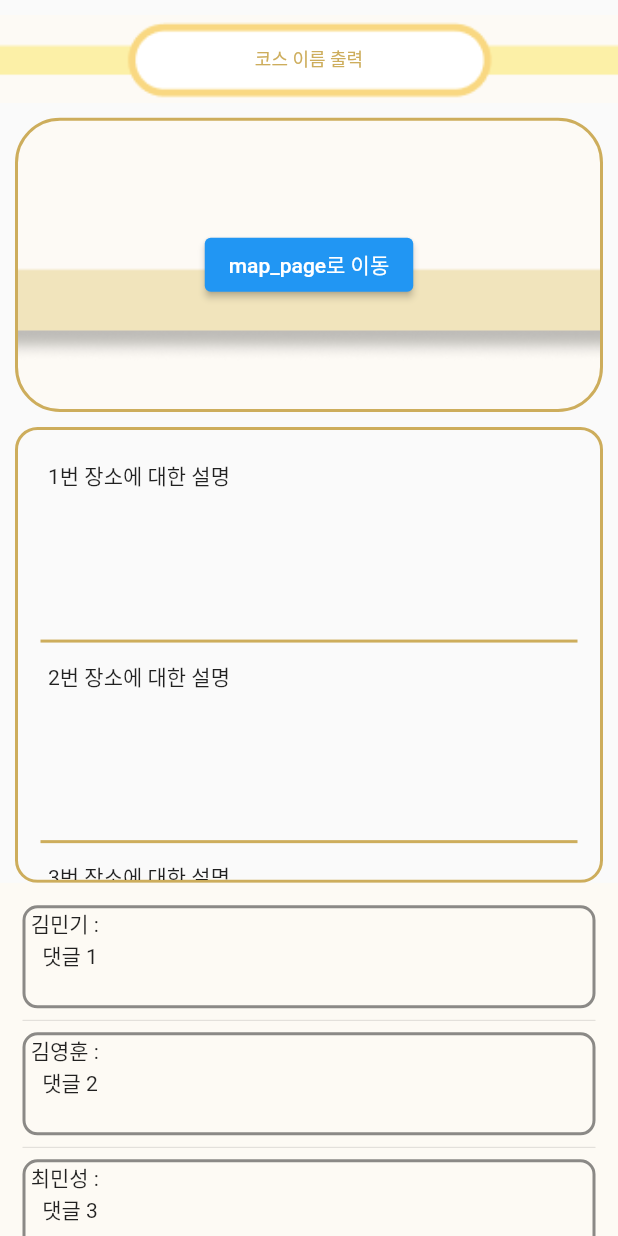
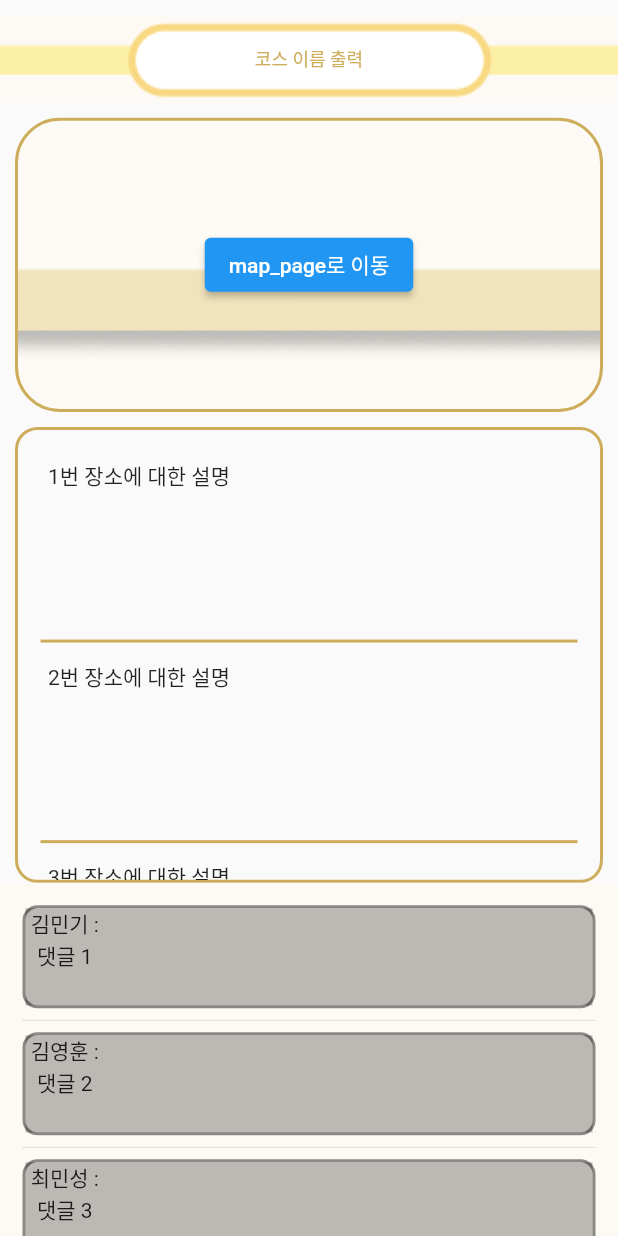
Before and after one commit to TeamStamp/Stamp_Frontend, a Flutter app: the GridViewPage screen opened directly, after a tap on "강남대학교 코스", on a phone screen of 412 x 824 dp. Run offline on Flutter 3.47's test engine with Material 2 defaults, Android fonts, the phone set to English and light mode, and no system bars; our stand-ins replace google_maps_flutter.

Commit message:
23.04.07 course_page.dart UI 재수정

```diff
--- a/lib/course_page.dart
+++ b/lib/course_page.dart
@@ -117,13 +117,18 @@ class _coursepageState extends State<coursepage> {
                         borderRadius: BorderRadius.circular(10),
                         border: Border.all(color: Colors.black45, width: 2)
                       ),
-                      alignment: Alignment.centerLeft,
                       height: MediaQuery.of(context).size.height/12,
-                      child: Column(
-                        children: [
-                          Text(' ${user[index]} :'),
-                          Text('   ${comment[index]}')
-                        ],
+                      child: Container(
+                        width: double.infinity,
+                        height: double.infinity,
+                        alignment: Alignment.centerLeft,
+                        color: Colors.black26,
+                        child: Column(
+                          children: [
+                            Text(' ${user[index]} :'),
+                            Text(' ${comment[index]}')
+                          ],
+                        ),
                       ),
                     );
                   },
--- a/lib/home_page.dart
+++ b/lib/home_page.dart
@@ -122,7 +122,7 @@ class _GridViewPageState extends State<GridViewPage> {
         Flexible(
           flex: 1,
           child: Container(
-            width: double.infinity,
+            width: MediaQuery.of(context).size.width,
             height: MediaQuery.of(context).size.height,
             decoration:
                 BoxDecoration(border: Border.all(color: Color(0xffC5C2B3))),
@@ -191,8 +191,8 @@ class _GridViewPageState extends State<GridViewPage> {
         Flexible(
           flex: 2,
           child: Container(
-            width: double.infinity,
-            height: double.infinity,
+            width: MediaQuery.of(context).size.width,
+            height: MediaQuery.of(context).size.height,
             child: GridView.builder(
               gridDelegate: SliverGridDelegateWithFixedCrossAxisCount(
                 crossAxisCount: 2,
```
